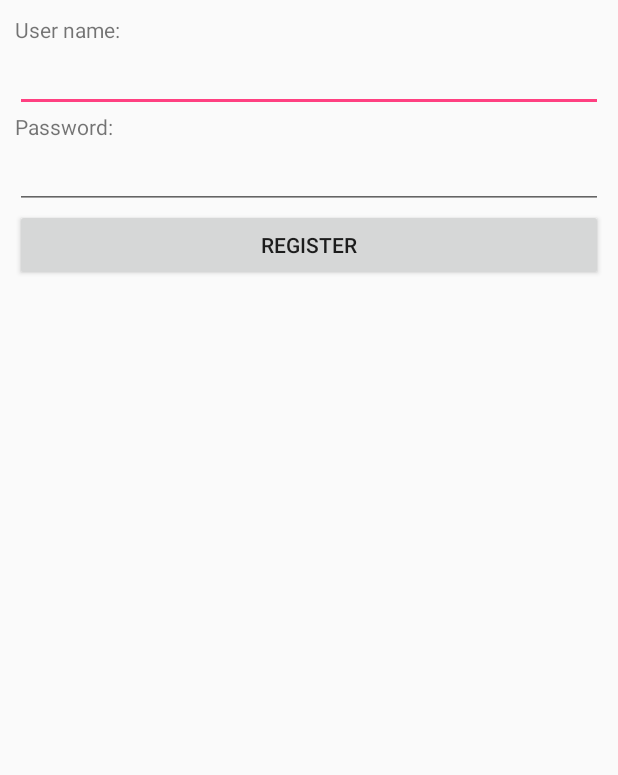
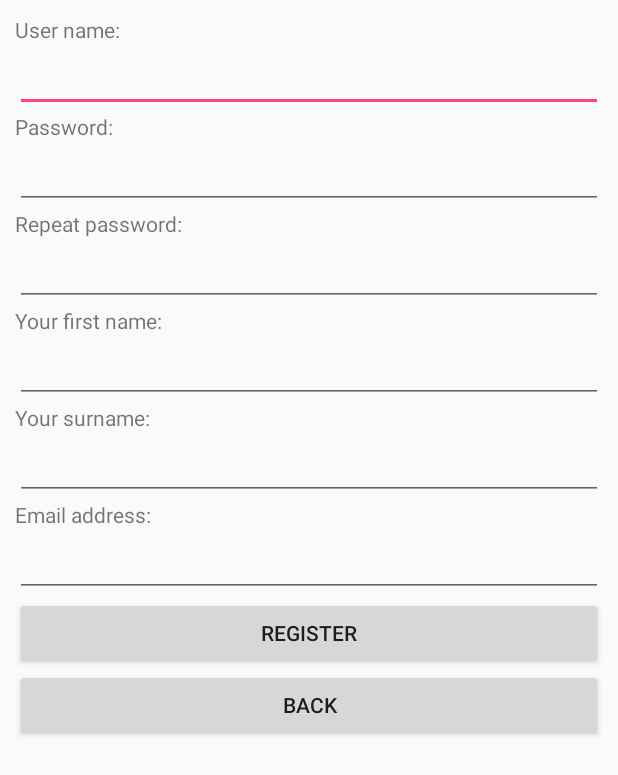
Before and after one commit to Eccleastic/MeetYourTrener, an Android app: the RegisterActivity screen opened directly, with no data from a screen before it, on a phone screen of 412 x 824 dp. Shown: the top 775 px of the screen. Run offline under Robolectric (Android 15) with nearby library versions, the phone set to English and light mode, and no system bars; network calls fail.

Commit message:
Some changes in register activity and added app info activity

```diff
--- a/app/src/main/AndroidManifest.xml
+++ b/app/src/main/AndroidManifest.xml
@@ -39,8 +39,7 @@
             android:name=".Search.GoogleMaps.MapsActivity"
             android:screenOrientation="portrait"
             android:theme="@style/Theme.AppCompat.Light.NoActionBar" />
-        <activity android:name=".SignUpPage"></activity>
-<!--        <activity android:name=".MainActivity"></activity>-->
+        <!--        <activity android:name=".MainActivity"></activity>-->
         <!--
             The API key for Google Maps-based APIs is defined as a string resource.
             (See the file "res/values/google_maps_api.xml").
@@ -53,6 +52,8 @@
         <activity android:name=".FilterActivity"></activity>
         <activity android:name=".Profile.ProfileActivity"></activity>
         <activity android:name=".MeetingInfoActivity"></activity>
+        <activity android:name=".LogInProblems"></activity>
+        <activity android:name=".AppInfo"></activity>
         <meta-data
             android:name="com.google.android.geo.API_KEY"
             android:value="@string/google_maps_key" />
--- a/app/src/main/java/politechnika/meetyourtrainer/RegisterActivity.java
+++ b/app/src/main/java/politechnika/meetyourtrainer/RegisterActivity.java
@@ -1,5 +1,7 @@
 package politechnika.meetyourtrainer;
 
+import android.app.Activity;
+import android.content.Intent;
 import android.os.Bundle;
 import android.view.View;
 import android.widget.Button;
@@ -12,6 +14,7 @@ import politechnika.meetyourtrainer.api.APIHandler;
 public class RegisterActivity extends AppCompatActivity {
     EditText userName, userPassword;
     Button confirmButton;
+    Button backButton;
 
     @Override
     protected void onCreate(Bundle savedInstanceState) {
@@ -22,15 +25,24 @@ public class RegisterActivity extends AppCompatActivity {
         userPassword = findViewById(R.id.userPasswordEditText);
 
         confirmButton = findViewById(R.id.confirmButton);
+        backButton = findViewById(R.id.backButton);
 
         confirmButton.setOnClickListener(new View.OnClickListener() {
             @Override
             public void onClick(View v) {
-                if(userName.getText().toString().length() > 0 && userName.getText().toString().length() < 50 ){
-                    if(userPassword.getText().toString().length() > 4 && userPassword.getText().toString().length() < 36){
+                if (userName.getText().toString().length() > 0 && userName.getText().toString().length() < 50) {
+                    if (userPassword.getText().toString().length() > 4 && userPassword.getText().toString().length() < 36) {
                         APIHandler.registerNewUser(userName.getText().toString(), userPassword.getText().toString());
                     }
                 }
+            }
+        });
+
+        backButton.setOnClickListener(new View.OnClickListener() {
+            @Override
+            public void onClick(View v) {
+                setResult(Activity.RESULT_OK, new Intent());
+                finish();
             }
         });
 
--- a/app/src/main/res/layout/activity_register.xml
+++ b/app/src/main/res/layout/activity_register.xml
@@ -29,11 +29,69 @@
         android:layout_width="match_parent"
         android:layout_height="wrap_content"
         android:ems="10"
+        android:inputType="textPassword" />
+
+    <TextView
+        android:id="@+id/textView5"
+        android:layout_width="match_parent"
+        android:layout_height="wrap_content"
+        android:text="Repeat password: " />
+
+    <EditText
+        android:id="@+id/userPasswordEditText2"
+        android:layout_width="match_parent"
+        android:layout_height="wrap_content"
+        android:ems="10"
+        android:inputType="textPassword" />
+
+    <TextView
+        android:id="@+id/textView6"
+        android:layout_width="match_parent"
+        android:layout_height="wrap_content"
+        android:text="Your first name: " />
+
+    <EditText
+        android:id="@+id/userFirstName"
+        android:layout_width="match_parent"
+        android:layout_height="wrap_content"
+        android:ems="10"
         android:inputType="textPersonName" />
+
+    <TextView
+        android:id="@+id/textView7"
+        android:layout_width="match_parent"
+        android:layout_height="wrap_content"
+        android:text="Your surname: " />
+
+    <EditText
+        android:id="@+id/userSurname"
+        android:layout_width="match_parent"
+        android:layout_height="wrap_content"
+        android:ems="10"
+        android:inputType="textPersonName" />
+
+    <TextView
+        android:id="@+id/textView8"
+        android:layout_width="match_parent"
+        android:layout_height="wrap_content"
+        android:text="Email address: " />
+
+    <EditText
+        android:id="@+id/userEmail"
+        android:layout_width="match_parent"
+        android:layout_height="wrap_content"
+        android:ems="10"
+        android:inputType="textEmailAddress" />
 
     <Button
         android:id="@+id/confirmButton"
         android:layout_width="match_parent"
         android:layout_height="wrap_content"
         android:text="Register" />
+
+    <Button
+        android:id="@+id/backButton"
+        android:layout_width="match_parent"
+        android:layout_height="wrap_content"
+        android:text="Back" />
 </LinearLayout>
```
Also changed, not shown: app/src/main/java/politechnika/meetyourtrainer/AppInfo.java (added, +30 -0 lines), app/src/main/java/politechnika/meetyourtrainer/LogInProblems.java (added, +29 -0 lines), app/src/main/java/politechnika/meetyourtrainer/LoginPage.java (+27 -2 lines), app/src/main/java/politechnika/meetyourtrainer/SignUpPage.java (deleted, +0 -90 lines), app/src/main/res/layout/activity_app_info.xml (added, +18 -0 lines), app/src/main/res/layout/activity_login_page.xml (+14 -30 lines), app/src/main/res/layout/activity_login_problems.xml (added, +17 -0 lines), app/src/main/res/layout/activity_sign_up_page.xml (deleted, +0 -37 lines).
